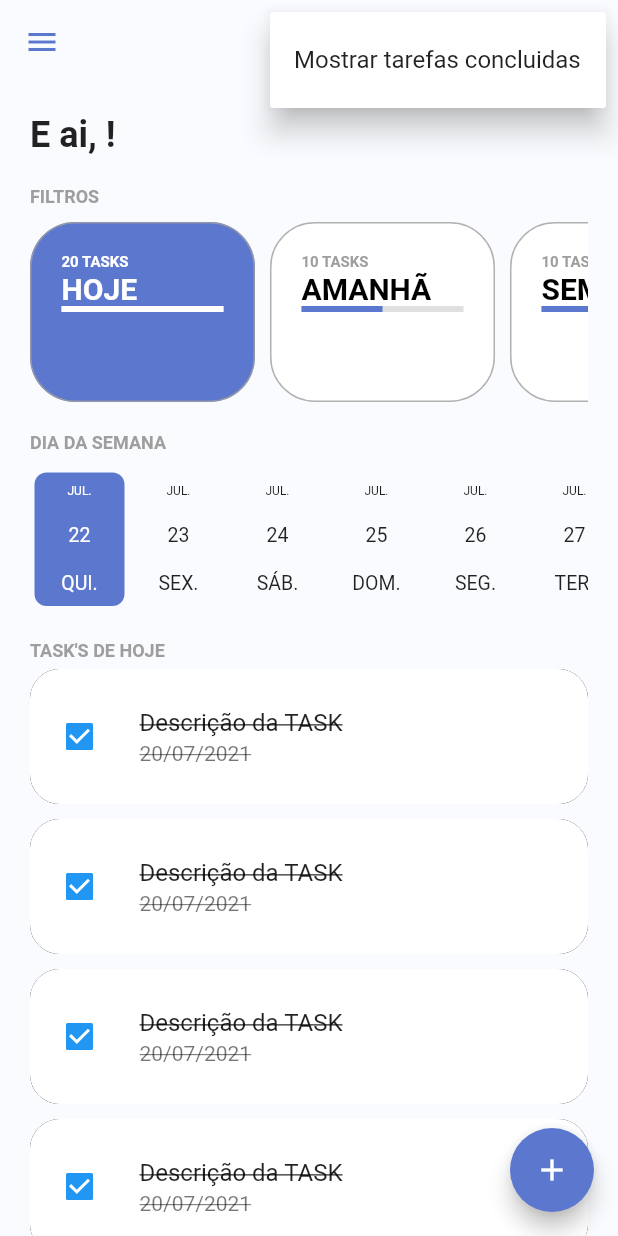
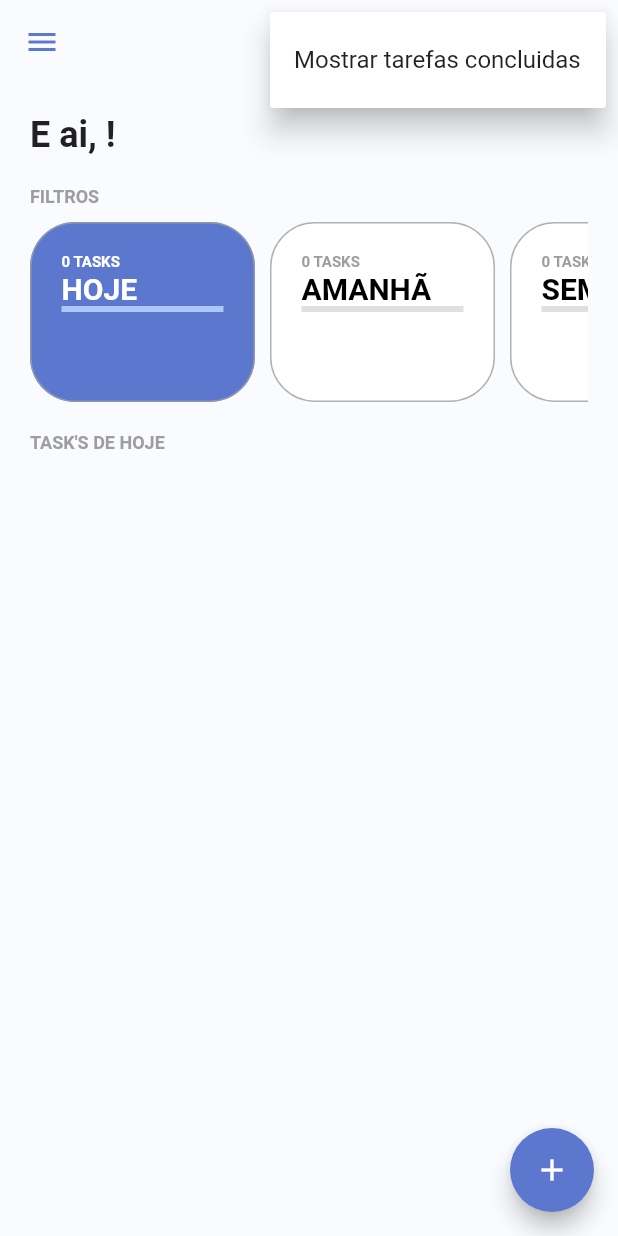
Before and after one commit to rodrigorahman/af_2_0_todo_list_provider, a Flutter app: the screen it shows once a user with an empty profile is signed in, after a tap on an icon or button, on a phone screen of 412 x 824 dp. Run offline on Flutter 3.47's test engine with Material 2 defaults, Android fonts, the phone set to English and light mode, and no system bars; drawn by our look-alikes of date_picker_timeline; our stand-ins replace firebase_auth, firebase_core, flutter_signin_button, google_fonts, google_sign_in, sqflite and 2 more; missing offline and left inert: flutter_overlay_loader, validatorless; accounts and stored records are empty; network calls fail; Roboto replaces fonts that are missing (Mandali).

Commit message:
implementando busca de tasks e filtros

```diff
--- a/lib/app/app_module.dart
+++ b/lib/app/app_module.dart
@@ -4,8 +4,12 @@ import 'package:provider/provider.dart';
 import 'package:todo_list_provider/app/app_widget.dart';
 import 'package:todo_list_provider/app/core/auth/auth_provider.dart';
 import 'package:todo_list_provider/app/core/database/sqlite_connection_factory.dart';
+import 'package:todo_list_provider/app/repositories/tasks/tasks_repository.dart';
+import 'package:todo_list_provider/app/repositories/tasks/tasks_repository_impl.dart';
 import 'package:todo_list_provider/app/repositories/user/user_repository.dart';
 import 'package:todo_list_provider/app/repositories/user/user_repository_impl.dart';
+import 'package:todo_list_provider/app/services/tasks/tasks_service.dart';
+import 'package:todo_list_provider/app/services/tasks/tasks_service_impl.dart';
 import 'package:todo_list_provider/app/services/user/user_service.dart';
 import 'package:todo_list_provider/app/services/user/user_service_impl.dart';
 
@@ -27,11 +31,19 @@ class AppModule extends StatelessWidget {
         Provider<UserService>(
             create: (context) =>
                 UserServiceImpl(userRepository: context.read())),
+        Provider<TasksRepository>(
+          create: (context) =>
+              TasksRepositoryImpl(sqliteConnectionFactory: context.read()),
+        ),
+        Provider<TasksService>(
+          create: (context) =>
+              TasksServiceImpl(tasksRepository: context.read()),
+        ),
         ChangeNotifierProvider(
           create: (context) => AuthProvider(
               firebaseAuth: context.read(), userService: context.read())
             ..loadListener(),
-            lazy: false,
+          lazy: false,
         )
       ],
       child: AppWidget(),
--- a/lib/app/core/auth/auth_provider.dart
+++ b/lib/app/core/auth/auth_provider.dart
@@ -18,7 +18,7 @@ class AuthProvider extends ChangeNotifier {
 
   void loadListener() {
     _firebaseAuth.userChanges().listen((_) => notifyListeners());
-    _firebaseAuth.idTokenChanges().listen((user) {
+    _firebaseAuth.authStateChanges().listen((user) {
       if (user != null) {
         TodoListNavigator.to
             .pushNamedAndRemoveUntil('/home', (route) => false);
--- a/lib/app/models/task_filter_enum.dart
+++ b/lib/app/models/task_filter_enum.dart
@@ -3,3 +3,16 @@ enum TaskFilterEnum {
   tomorrow,
   week,
 }
+
+extension TaskFilterDescription on TaskFilterEnum {
+  String get description {
+    switch (this) {
+      case TaskFilterEnum.today:
+        return 'DE HOJE';
+      case TaskFilterEnum.tomorrow:
+        return 'DE AMANHÃ';
+      case TaskFilterEnum.week:
+        return 'DA SEMANA';
+    }
+  }
+}
--- a/lib/app/modules/home/home_controller.dart
+++ b/lib/app/modules/home/home_controller.dart
@@ -1,10 +1,72 @@
-import 'package:flutter/material.dart';
 import 'package:todo_list_provider/app/core/notifier/default_change_notifier.dart';
 import 'package:todo_list_provider/app/models/task_filter_enum.dart';
+import 'package:todo_list_provider/app/models/task_model.dart';
+import 'package:todo_list_provider/app/models/total_tasks_model.dart';
+import 'package:todo_list_provider/app/models/week_task_model.dart';
+import 'package:todo_list_provider/app/services/tasks/tasks_service.dart';
 
 class HomeController extends DefaultChangeNotifier {
+  final TasksService _tasksService;
+  var filterSelected = TaskFilterEnum.today;
+  TotalTasksModel? todayTotalTasks;
+  TotalTasksModel? tomorrowTotalTasks;
+  TotalTasksModel? weekTotalTasks;
+  List<TaskModel> allTasks = [];
+  List<TaskModel> filteredTasks = [];
 
-  var filterSelected = TaskFilterEnum.today;
+  HomeController({required TasksService tasksService})
+      : _tasksService = tasksService;
 
+  Future<void> loadTotalTasks() async {
+    final allTasks = await Future.wait([
+      _tasksService.getToday(),
+      _tasksService.getTomorrow(),
+      _tasksService.getWeek(),
+    ]);
 
+    final todayTasks = allTasks[0] as List<TaskModel>;
+    final tomorrowTasks = allTasks[1] as List<TaskModel>;
+    final weekTasks = allTasks[2] as WeekTaskModel;
+
+    todayTotalTasks = TotalTasksModel(
+      totalTasks: todayTasks.length,
+      totalTasksFinish: todayTasks.where((task) => task.finished).length,
+    );
+
+    tomorrowTotalTasks = TotalTasksModel(
+      totalTasks: tomorrowTasks.length,
+      totalTasksFinish: tomorrowTasks.where((task) => task.finished).length,
+    );
+
+    weekTotalTasks = TotalTasksModel(
+      totalTasks: weekTasks.tasks.length,
+      totalTasksFinish: weekTasks.tasks.where((task) => task.finished).length,
+    );
+
+    notifyListeners();
+  }
+
+  Future<void> findTasks({required TaskFilterEnum filter}) async {
+    filterSelected = filter;
+    showLoading();
+    notifyListeners();
+    List<TaskModel> tasks;
+
+    switch (filter) {
+      case TaskFilterEnum.today:
+        tasks = await _tasksService.getToday();
+        break;
+      case TaskFilterEnum.tomorrow:
+        tasks = await _tasksService.getTomorrow();
+        break;
+      case TaskFilterEnum.week:
+        final weekModel = await _tasksService.getWeek();
+        tasks = weekModel.tasks;
+        break;
+    }
+    filteredTasks = tasks;
+    allTasks = tasks;
+    hideLoading();
+    notifyListeners();
+  }
 }
--- a/lib/app/modules/home/home_module.dart
+++ b/lib/app/modules/home/home_module.dart
@@ -8,11 +8,13 @@ class HomeModule extends TodoListModule {
       : super(
           bindings: [
             ChangeNotifierProvider(
-              create: (context) => HomeController(),
+              create: (context) => HomeController(
+                tasksService: context.read(),
+              ),
             ),
           ],
           routers: {
-            '/home': (context) => HomePage(),
+            '/home': (context) => HomePage(homeController: context.read(),),
           },
         );
 }
--- a/lib/app/modules/home/home_page.dart
+++ b/lib/app/modules/home/home_page.dart
@@ -1,6 +1,9 @@
 import 'package:flutter/material.dart';
+import 'package:todo_list_provider/app/core/notifier/default_listener_notifier.dart';
 import 'package:todo_list_provider/app/core/ui/theme_extensions.dart';
 import 'package:todo_list_provider/app/core/ui/todo_list_icons.dart';
+import 'package:todo_list_provider/app/models/task_filter_enum.dart';
+import 'package:todo_list_provider/app/modules/home/home_controller.dart';
 import 'package:todo_list_provider/app/modules/home/widgets/home_drawer.dart';
 import 'package:todo_list_provider/app/modules/home/widgets/home_filters.dart';
 import 'package:todo_list_provider/app/modules/home/widgets/home_header.dart';
@@ -8,8 +11,31 @@ import 'package:todo_list_provider/app/modules/home/widgets/home_tasks.dart';
 import 'package:todo_list_provider/app/modules/home/widgets/home_week_filter.dart';
 import 'package:todo_list_provider/app/modules/tasks/tasks_module.dart';
 
-class HomePage extends StatelessWidget {
-  HomePage({Key? key}) : super(key: key);
+class HomePage extends StatefulWidget {
+  final HomeController _homeController;
+  HomePage({Key? key, required HomeController homeController})
+      : _homeController = homeController,
+        super(key: key);
+
+  @override
+  _HomePageState createState() => _HomePageState();
+}
+
+class _HomePageState extends State<HomePage> {
+  @override
+  void initState() {
+    super.initState();
+    DefaultListenerNotifier(changeNotifier: widget._homeController).listener(
+      context: context,
+      successCallback: (_, listenerInstance) {
+        listenerInstance.dispose();
+      },
+    );
+    WidgetsBinding.instance?.addPostFrameCallback((timeStamp) {
+      widget._homeController.loadTotalTasks();
+      widget._homeController.findTasks(filter: TaskFilterEnum.today);
+    });
+  }
 
   void _goToCreateTask(BuildContext context) {
     Navigator.of(context).push(
--- a/lib/app/modules/home/widgets/home_filters.dart
+++ b/lib/app/modules/home/widgets/home_filters.dart
@@ -27,7 +27,8 @@ class HomeFilters extends StatelessWidget {
                 label: 'HOJE',
                 taskFilter: TaskFilterEnum.today,
                 totalTasksModel:
-                    TotalTasksModel(totalTasks: 20, totalTasksFinish: 20),
+                    context.select<HomeController, TotalTasksModel?>(
+                        (value) => value.todayTotalTasks),
                 selected: context.select<HomeController, TaskFilterEnum>(
                         (value) => value.filterSelected) ==
                     TaskFilterEnum.today,
@@ -36,7 +37,8 @@ class HomeFilters extends StatelessWidget {
                 label: 'AMANHÃ',
                 taskFilter: TaskFilterEnum.tomorrow,
                 totalTasksModel:
-                    TotalTasksModel(totalTasks: 10, totalTasksFinish: 5),
+                    context.select<HomeController, TotalTasksModel?>(
+                        (value) => value.tomorrowTotalTasks),
                 selected: context.select<HomeController, TaskFilterEnum>(
                         (value) => value.filterSelected) ==
                     TaskFilterEnum.tomorrow,
@@ -45,7 +47,8 @@ class HomeFilters extends StatelessWidget {
                 label: 'SEMANA',
                 taskFilter: TaskFilterEnum.week,
                 totalTasksModel:
-                    TotalTasksModel(totalTasks: 10, totalTasksFinish: 5),
+                    context.select<HomeController, TotalTasksModel?>(
+                        (value) => value.weekTotalTasks),
                 selected: context.select<HomeController, TaskFilterEnum>(
                         (value) => value.filterSelected) ==
                     TaskFilterEnum.week,
--- a/lib/app/modules/home/widgets/home_tasks.dart
+++ b/lib/app/modules/home/widgets/home_tasks.dart
@@ -1,6 +1,11 @@
 import 'package:flutter/material.dart';
+import 'package:provider/provider.dart';
 import 'package:todo_list_provider/app/core/ui/theme_extensions.dart';
+import 'package:todo_list_provider/app/models/task_filter_enum.dart';
+import 'package:todo_list_provider/app/models/task_model.dart';
 import 'package:todo_list_provider/app/modules/home/widgets/task.dart';
+
+import '../home_controller.dart';
 
 class HomeTasks extends StatelessWidget {
   HomeTasks({Key? key}) : super(key: key);
@@ -14,24 +19,22 @@ class HomeTasks extends StatelessWidget {
           SizedBox(
             height: 20,
           ),
-          Text(
-            'TASK\'S DE HOJE',
-            style: context.titleStyle,
+          Selector<HomeController, String>(
+            selector: (context, controller) =>
+                controller.filterSelected.description,
+            builder: (context, value, child) {
+              return Text(
+                'TASK\'S $value',
+                style: context.titleStyle,
+              );
+            },
           ),
           Column(
-            children: [
-              Task(),
-              Task(),
-              Task(),
-              Task(),
-              Task(),
-              Task(),
-              Task(),
-              Task(),
-              Task(),
-              Task(),
-            ],
-          )
+              children: context
+                  .select<HomeController, List<TaskModel>>(
+                      (controller) => controller.filteredTasks)
+                  .map((t) => Task(model: t))
+                  .toList())
         ],
       ),
     );
--- a/lib/app/modules/home/widgets/home_week_filter.dart
+++ b/lib/app/modules/home/widgets/home_week_filter.dart
@@ -1,20 +1,32 @@
 import 'package:date_picker_timeline/date_picker_widget.dart';
 import 'package:flutter/material.dart';
+import 'package:provider/provider.dart';
 import 'package:todo_list_provider/app/core/ui/theme_extensions.dart';
+import 'package:todo_list_provider/app/models/task_filter_enum.dart';
+import 'package:todo_list_provider/app/modules/home/home_controller.dart';
 
 class HomeWeekFilter extends StatelessWidget {
   HomeWeekFilter({Key? key}) : super(key: key);
 
   @override
   Widget build(BuildContext context) {
-    return Column(
+    return Visibility(
+      visible: context.select<HomeController, TaskFilterEnum>(
+              (controller) => controller.filterSelected) ==
+          TaskFilterEnum.week,
+      child: Column(
         crossAxisAlignment: CrossAxisAlignment.start,
         children: [
           SizedBox(
             height: 20,
           ),
-        Text('DIA DA SEMANA', style: context.titleStyle,),
-        SizedBox(height: 10,),
+          Text(
+            'DIA DA SEMANA',
+            style: context.titleStyle,
+          ),
+          SizedBox(
+            height: 10,
+          ),
           Container(
             height: 95,
             child: DatePicker(
@@ -30,8 +42,8 @@ class HomeWeekFilter extends StatelessWidget {
               dateTextStyle: TextStyle(fontSize: 13),
             ),
           )
-
         ],
+      ),
     );
   }
 }
--- a/lib/app/modules/home/widgets/task.dart
+++ b/lib/app/modules/home/widgets/task.dart
@@ -1,7 +1,12 @@
 import 'package:flutter/material.dart';
+import 'package:intl/intl.dart';
+import 'package:todo_list_provider/app/models/task_model.dart';
 
 class Task extends StatelessWidget {
-  Task({Key? key}) : super(key: key);
+  final TaskModel model;
+  final dateFormat = DateFormat('dd/MM/y');
+
+  Task({Key? key, required this.model}) : super(key: key);
 
   @override
   Widget build(BuildContext context) {
@@ -17,25 +22,24 @@ class Task extends StatelessWidget {
         child: ListTile(
           contentPadding: EdgeInsets.all(8),
           leading: Checkbox(
-            value: true,
+            value: model.finished,
             onChanged: (value) {},
           ),
           title: Text(
-            'Descrição da TASK',
+            model.description,
             style: TextStyle(
-              decoration: true ? TextDecoration.lineThrough : null,
+              decoration: model.finished ? TextDecoration.lineThrough : null,
             ),
           ),
           subtitle: Text(
-            '20/07/2021',
+            dateFormat.format(model.dateTime),
             style: TextStyle(
-              decoration: true ? TextDecoration.lineThrough : null,
+              decoration: model.finished ? TextDecoration.lineThrough : null,
             ),
           ),
           shape: RoundedRectangleBorder(
-            borderRadius: BorderRadius.circular(20),
-            side: BorderSide(width: 1)
-          ),
+              borderRadius: BorderRadius.circular(20),
+              side: BorderSide(width: 1)),
         ),
       ),
     );
--- a/lib/app/modules/home/widgets/todo_card_filter.dart
+++ b/lib/app/modules/home/widgets/todo_card_filter.dart
@@ -1,7 +1,9 @@
 import 'package:flutter/material.dart';
+import 'package:provider/provider.dart';
 import 'package:todo_list_provider/app/core/ui/theme_extensions.dart';
 import 'package:todo_list_provider/app/models/task_filter_enum.dart';
 import 'package:todo_list_provider/app/models/total_tasks_model.dart';
+import 'package:todo_list_provider/app/modules/home/home_controller.dart';
 
 class TodoCardFilter extends StatelessWidget {
   final String label;
@@ -31,7 +33,12 @@ class TodoCardFilter extends StatelessWidget {
 
   @override
   Widget build(BuildContext context) {
-    return Container(
+    return InkWell(
+      onTap: () {
+        context.read<HomeController>().findTasks(filter: taskFilter);
+      },
+      borderRadius: BorderRadius.circular(30),
+      child: Container(
         constraints: BoxConstraints(minHeight: 120, maxWidth: 150),
         margin: EdgeInsets.only(right: 10),
         padding: EdgeInsets.all(20),
@@ -78,6 +85,7 @@ class TodoCardFilter extends StatelessWidget {
             )
           ],
         ),
+      ),
     );
   }
 }
--- a/lib/app/modules/tasks/tasks_module.dart
+++ b/lib/app/modules/tasks/tasks_module.dart
@@ -11,14 +11,6 @@ class TasksModule extends TodoListModule {
   TasksModule()
       : super(
           bindings: [
-            Provider<TasksRepository>(
-              create: (context) =>
-                  TasksRepositoryImpl(sqliteConnectionFactory: context.read()),
-            ),
-            Provider<TasksService>(
-              create: (context) =>
-                  TasksServiceImpl(tasksRepository: context.read()),
-            ),
             ChangeNotifierProvider(
               create: (context) => TaskCreateController(tasksService: context.read()),
             )
```
Lines whose indentation alone changed are shown as unchanged.
